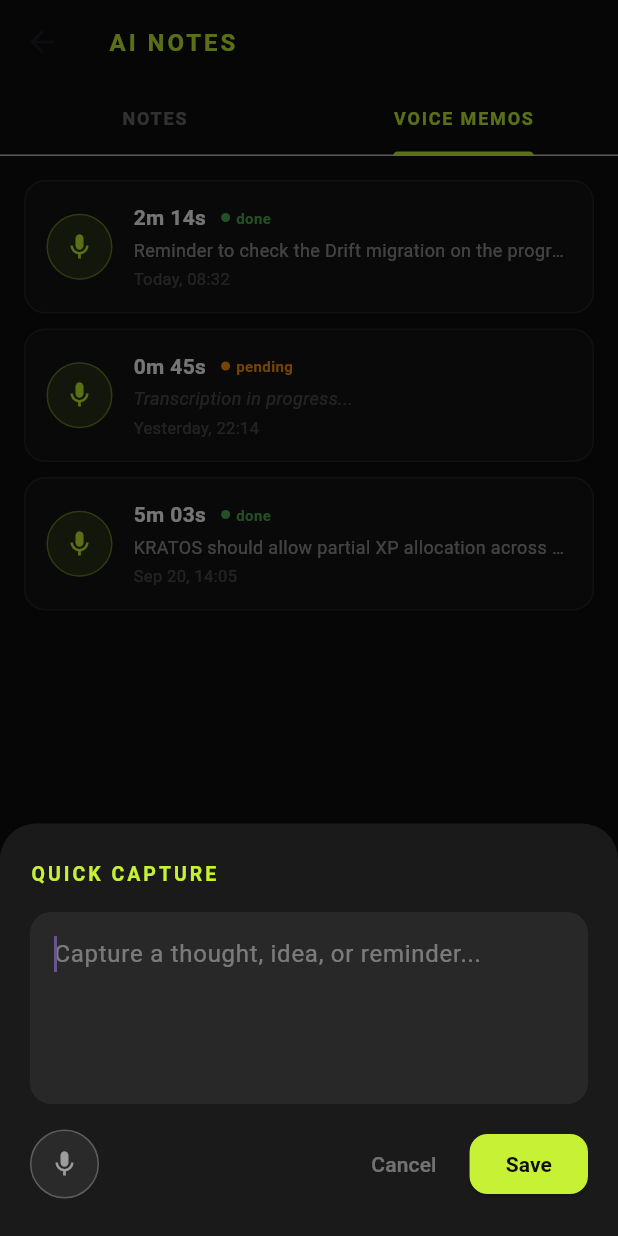
After one commit to hamzazuhur-wq/KRATOS, a Flutter app: the AiNotesScreen screen opened directly, tab 2 chosen, after a tap on the "add" icon, on a phone screen of 412 x 824 dp. The commit adds this screen. Run offline on Flutter 3.47's test engine with Material 3 defaults, Android fonts, the light colour scheme and no system bars; our stand-ins replace drift, drift_flutter; accounts and stored records are empty; generated files the repository leaves out were written again.

Commit message:
Wave 11: AI Notes, Voice Memos DAO, OmniRoute QuickCapture sheet, and transcription status UI

```diff
--- a/app/lib/data/drift/app_database.dart
+++ b/app/lib/data/drift/app_database.dart
@@ -17,6 +17,8 @@ import '../../features/tools/data/tools_dao.dart';
 import '../../features/sessions/data/sessions_dao.dart';
 import '../../features/activities/data/activities_dao.dart';
 import '../../features/projects/data/projects_dao.dart';
+import '../../features/notes/data/notes_dao.dart';
+import '../../features/notes/data/audio_dao.dart';
 
 part 'app_database.g.dart';
 
@@ -83,6 +85,8 @@ part 'app_database.g.dart';
     SessionsDao,
     ActivitiesDao,
     ProjectsDao,
+    NotesDao,
+    AudioDao,
   ],
 )
 class AppDatabase extends _$AppDatabase {
--- /dev/null
+++ b/app/lib/features/notes/data/audio_dao.dart
@@ -0,0 +1,67 @@
+// ignore_for_file: public_member_api_docs
+// Wave 11: Drift DAO for Audio (voice memos) and Achievements.
+// Voice memos: captured audio clips with transcription status.
+// Achievements: gamification badges awarded after XP milestones.
+
+import 'package:drift/drift.dart';
+
+import '../../../data/drift/app_database.dart';
+import '../../../data/drift/aux_tables.dart';
+
+part 'audio_dao.g.dart';
+
+@DriftAccessor(tables: [Audios, Achievements])
+class AudioDao extends DatabaseAccessor<AppDatabase> with _$AudioDaoMixin {
+  AudioDao(super.db);
+
+  // ─── Voice Memos ──────────────────────────────────────────────────────
+
+  Future<List<AudioData>> allAudios(String ownerId) =>
+      (select(db.audios)
+            ..where((a) => a.ownerId.equals(ownerId) & a.deletedAt.isNull())
+            ..orderBy([(a) => OrderingTerm.desc(a.capturedAt)]))
+          .get();
+
+  Future<List<AudioData>> audioForSession(String sessionId) =>
+      (select(db.audios)
+            ..where(
+                (a) => a.sessionId.equals(sessionId) & a.deletedAt.isNull())
+            ..orderBy([(a) => OrderingTerm.desc(a.capturedAt)]))
+          .get();
+
+  Future<void> upsert(AudiosCompanion companion) =>
+      into(db.audios).insertOnConflictUpdate(companion);
+
+  /// Update transcription text after cloud processing completes.
+  Future<void> updateTranscription(
+          String audioId, String text, String status) =>
+      (update(db.audios)..where((a) => a.id.equals(audioId))).write(
+        AudiosCompanion(
+          transcriptionText: Value(text),
+          transcriptionStatus: Value(status),
+          updatedAt: Value(DateTime.now().toUtc()),
+        ),
+      );
+
+  Future<void> softDelete(
+          String audioId, String deletedBy, String versionHlc) =>
+      (update(db.audios)..where((a) => a.id.equals(audioId))).write(
+        AudiosCompanion(
+          deletedAt: Value(DateTime.now().toUtc()),
+          deletedBy: Value(deletedBy),
+          versionHlc: Value(versionHlc),
+          updatedAt: Value(DateTime.now().toUtc()),
+        ),
+      );
+
+  // ─── Achievements ────────────────────────────────────────────────────
+
+  Future<List<AchievementData>> allAchievements(String ownerId) =>
+      (select(db.achievements)
+            ..where((a) => a.ownerId.equals(ownerId))
+            ..orderBy([(a) => OrderingTerm.desc(a.awardedAt)]))
+          .get();
+
+  Future<void> insertAchievement(AchievementsCompanion companion) =>
+      into(db.achievements).insert(companion);
+}
--- /dev/null
+++ b/app/lib/features/notes/data/notes_dao.dart
@@ -0,0 +1,75 @@
+// ignore_for_file: public_member_api_docs
+// Wave 11: Drift DAO for Notes and AI Artifacts.
+// Notes: pinnable rich-text entries linked to entities.
+// AiArtifacts: immutable AI interaction audit log.
+
+import 'package:drift/drift.dart';
+
+import '../../../data/drift/app_database.dart';
+import '../../../data/drift/aux_tables.dart';
+
+part 'notes_dao.g.dart';
+
+@DriftAccessor(tables: [Notes, AiArtifacts])
+class NotesDao extends DatabaseAccessor<AppDatabase> with _$NotesDaoMixin {
+  NotesDao(super.db);
+
+  // ─── Notes ──────────────────────────────────────────────────────────
+
+  Future<List<NoteData>> allNotes(String ownerId) =>
+      (select(db.notes)
+            ..where((n) => n.ownerId.equals(ownerId) & n.deletedAt.isNull())
+            ..orderBy([
+              (n) => OrderingTerm.desc(n.pinned),
+              (n) => OrderingTerm.desc(n.updatedAt),
+            ]))
+          .get();
+
+  Future<NoteData?> findNoteById(String id) =>
+      (select(db.notes)..where((n) => n.id.equals(id))).getSingleOrNull();
+
+  Future<void> upsertNote(NotesCompanion companion) =>
+      into(db.notes).insertOnConflictUpdate(companion);
+
+  Future<void> togglePin(String noteId, bool pinned, String versionHlc) =>
+      (update(db.notes)..where((n) => n.id.equals(noteId))).write(
+        NotesCompanion(
+          pinned: Value(pinned),
+          versionHlc: Value(versionHlc),
+          updatedAt: Value(DateTime.now().toUtc()),
+        ),
+      );
+
+  Future<void> softDeleteNote(
+          String noteId, String deletedBy, String versionHlc) =>
+      (update(db.notes)..where((n) => n.id.equals(noteId))).write(
+        NotesCompanion(
+          deletedAt: Value(DateTime.now().toUtc()),
+          deletedBy: Value(deletedBy),
+          versionHlc: Value(versionHlc),
+          updatedAt: Value(DateTime.now().toUtc()),
+        ),
+      );
+
+  // ─── AI Artifacts ────────────────────────────────────────────────────
+
+  /// All AI interactions for an owner (newest first).
+  Future<List<AiArtifactData>> allAiArtifacts(String ownerId) =>
+      (select(db.aiArtifacts)
+            ..where((a) => a.ownerId.equals(ownerId))
+            ..orderBy([(a) => OrderingTerm.desc(a.createdAt)]))
+          .get();
+
+  /// AI interactions related to a specific entity (e.g. a Goal or Task).
+  Future<List<AiArtifactData>> artifactsForEntity(
+          String entityId, String entityKind) =>
+      (select(db.aiArtifacts)
+            ..where((a) =>
+                a.relatedEntityId.equals(entityId) &
+                a.relatedEntityKind.equals(entityKind))
+            ..orderBy([(a) => OrderingTerm.desc(a.createdAt)]))
+          .get();
+
+  Future<void> insertAiArtifact(AiArtifactsCompanion companion) =>
+      into(db.aiArtifacts).insert(companion);
+}
--- /dev/null
+++ b/app/lib/features/notes/presentation/ai_notes_screen.dart
@@ -0,0 +1,488 @@
+// Wave 11: AI Notes & Voice Memos hub — Liquid Glass / Acid Lime.
+// OmniRoute: unified capture + notes + voice memo list.
+
+import 'package:flutter/material.dart';
+
+/// AI Notes hub — unified view for notes and voice memos.
+///
+/// Full implementation uses Riverpod [NotesNotifier] and [AudioNotifier]
+/// backed by [NotesDao] and [AudioDao]. This is the faithful UI prototype.
+class AiNotesScreen extends StatefulWidget {
+  const AiNotesScreen({super.key});
+
+  @override
+  State<AiNotesScreen> createState() => _AiNotesScreenState();
+}
+
+class _AiNotesScreenState extends State<AiNotesScreen>
+    with SingleTickerProviderStateMixin {
+  late final TabController _tabController;
+
+  @override
+  void initState() {
+    super.initState();
+    _tabController = TabController(length: 2, vsync: this);
+  }
+
+  @override
+  void dispose() {
+    _tabController.dispose();
+    super.dispose();
+  }
+
+  @override
+  Widget build(BuildContext context) {
+    return Scaffold(
+      backgroundColor: const Color(0xFF0D0D0D),
+      appBar: AppBar(
+        backgroundColor: Colors.transparent,
+        elevation: 0,
+        title: const Text(
+          'AI NOTES',
+          style: TextStyle(
+            color: Color(0xFFC6F135),
+            fontWeight: FontWeight.bold,
+            letterSpacing: 2.0,
+            fontSize: 16,
+          ),
+        ),
+        bottom: TabBar(
+          controller: _tabController,
+          indicatorColor: const Color(0xFFC6F135),
+          labelColor: const Color(0xFFC6F135),
+          unselectedLabelColor: Colors.white38,
+          labelStyle: const TextStyle(
+            fontWeight: FontWeight.bold,
+            letterSpacing: 1.2,
+            fontSize: 12,
+          ),
+          tabs: const [
+            Tab(text: 'NOTES'),
+            Tab(text: 'VOICE MEMOS'),
+          ],
+        ),
+      ),
+      body: TabBarView(
+        controller: _tabController,
+        children: const [
+          _NotesTab(),
+          _VoiceMemosTab(),
+        ],
+      ),
+      floatingActionButton: FloatingActionButton(
+        onPressed: () => _showQuickCaptureSheet(context),
+        backgroundColor: const Color(0xFFC6F135),
+        foregroundColor: const Color(0xFF0D0D0D),
+        child: const Icon(Icons.add),
+        tooltip: 'Quick Capture',
+      ),
+    );
+  }
+
+  void _showQuickCaptureSheet(BuildContext context) {
+    showModalBottomSheet<void>(
+      context: context,
+      backgroundColor: const Color(0xFF1A1A1A),
+      shape: const RoundedRectangleBorder(
+        borderRadius: BorderRadius.vertical(top: Radius.circular(24)),
+      ),
+      isScrollControlled: true,
+      builder: (_) => const _QuickCaptureSheet(),
+    );
+  }
+}
+
+// ---------------------------------------------------------------------------
+// _NotesTab
+// ---------------------------------------------------------------------------
+
+class _NotesTab extends StatelessWidget {
+  const _NotesTab();
+
+  @override
+  Widget build(BuildContext context) {
+    return ListView(
+      padding: const EdgeInsets.all(16),
+      children: const [
+        _NoteCard(
+          title: 'System Design Insights',
+          preview: 'CAP theorem applies when we need to choose between...',
+          isPinned: true,
+          timeAgo: '2h ago',
+          aiTag: 'AI Summary',
+        ),
+        SizedBox(height: 10),
+        _NoteCard(
+          title: 'KRATOS Architecture Notes',
+          preview: 'The XP ledger should be append-only with HLC timestamps...',
+          isPinned: false,
+          timeAgo: 'Yesterday',
+          aiTag: null,
+        ),
+        SizedBox(height: 10),
+        _NoteCard(
+          title: 'Morning Reflection',
+          preview: 'Today I need to focus on the sync engine and Supabase auth...',
+          isPinned: false,
+          timeAgo: '3 days ago',
+          aiTag: null,
+        ),
+      ],
+    );
+  }
+}
+
+class _NoteCard extends StatelessWidget {
+  final String title;
+  final String preview;
+  final bool isPinned;
+  final String timeAgo;
+  final String? aiTag;
+
+  const _NoteCard({
+    required this.title,
+    required this.preview,
+    required this.isPinned,
+    required this.timeAgo,
+    this.aiTag,
+  });
+
+  @override
+  Widget build(BuildContext context) {
+    return Container(
+      decoration: BoxDecoration(
+        color: isPinned
+            ? const Color(0xFFC6F135).withValues(alpha: 0.05)
+            : Colors.white.withValues(alpha: 0.03),
+        borderRadius: BorderRadius.circular(14),
+        border: Border.all(
+          color: isPinned
+              ? const Color(0xFFC6F135).withValues(alpha: 0.25)
+              : Colors.white.withValues(alpha: 0.07),
+        ),
+      ),
+      padding: const EdgeInsets.all(16),
+      child: Column(
+        crossAxisAlignment: CrossAxisAlignment.start,
+        children: [
+          Row(
+            children: [
+              if (isPinned) ...[
+                const Icon(Icons.push_pin,
+                    color: Color(0xFFC6F135), size: 14),
+                const SizedBox(width: 6),
+              ],
+              Expanded(
+                child: Text(
+                  title,
+                  style: const TextStyle(
+                    color: Colors.white,
+                    fontWeight: FontWeight.bold,
+                    fontSize: 14,
+                  ),
+                ),
+              ),
+              if (aiTag != null)
+                Container(
+                  padding: const EdgeInsets.symmetric(
+                      horizontal: 8, vertical: 3),
+                  decoration: BoxDecoration(
+                    color: const Color(0xFF7B68EE).withValues(alpha: 0.2),
+                    borderRadius: BorderRadius.circular(8),
+                  ),
+                  child: Text(
+                    aiTag!,
+                    style: const TextStyle(
+                      color: Color(0xFF7B68EE),
+                      fontSize: 10,
+                      fontWeight: FontWeight.bold,
+                    ),
+                  ),
+                ),
+            ],
+          ),
+          const SizedBox(height: 6),
+          Text(
+            preview,
+            maxLines: 2,
+            overflow: TextOverflow.ellipsis,
+            style: const TextStyle(color: Colors.white54, fontSize: 12),
+          ),
+          const SizedBox(height: 8),
+          Text(
+            timeAgo,
+            style: const TextStyle(color: Colors.white24, fontSize: 11),
+          ),
+        ],
+      ),
+    );
+  }
+}
+
+// ---------------------------------------------------------------------------
+// _VoiceMemosTab
+// ---------------------------------------------------------------------------
+
+class _VoiceMemosTab extends StatelessWidget {
+  const _VoiceMemosTab();
+
+  @override
+  Widget build(BuildContext context) {
+    return ListView(
+      padding: const EdgeInsets.all(16),
+      children: const [
+        _VoiceMemoTile(
+          durationLabel: '2m 14s',
+          capturedAt: 'Today, 08:32',
+          transcriptionStatus: 'done',
+          preview: 'Reminder to check the Drift migration on the progression...',
+        ),
+        SizedBox(height: 10),
+        _VoiceMemoTile(
+          durationLabel: '0m 45s',
+          capturedAt: 'Yesterday, 22:14',
+          transcriptionStatus: 'pending',
+          preview: null,
+        ),
+        SizedBox(height: 10),
+        _VoiceMemoTile(
+          durationLabel: '5m 03s',
+          capturedAt: 'Sep 20, 14:05',
+          transcriptionStatus: 'done',
+          preview: 'KRATOS should allow partial XP allocation across multiple life areas...',
+        ),
+      ],
+    );
+  }
+}
+
+class _VoiceMemoTile extends StatelessWidget {
+  final String durationLabel;
+  final String capturedAt;
+  final String transcriptionStatus; // 'done' | 'pending' | 'failed'
+  final String? preview;
+
+  const _VoiceMemoTile({
+    required this.durationLabel,
+    required this.capturedAt,
+    required this.transcriptionStatus,
+    this.preview,
+  });
+
+  Color get _statusColor {
+    switch (transcriptionStatus) {
+      case 'done':
+        return const Color(0xFF4CAF50);
+      case 'failed':
+        return const Color(0xFFFF3B30);
+      default:
+        return const Color(0xFFFF9500);
+    }
+  }
+
+  @override
+  Widget build(BuildContext context) {
+    return Container(
+      decoration: BoxDecoration(
+        color: Colors.white.withValues(alpha: 0.03),
+        borderRadius: BorderRadius.circular(14),
+        border: Border.all(color: Colors.white.withValues(alpha: 0.07)),
+      ),
+      padding: const EdgeInsets.all(14),
+      child: Row(
+        children: [
+          Container(
+            width: 44,
+            height: 44,
+            decoration: BoxDecoration(
+              color: const Color(0xFFC6F135).withValues(alpha: 0.12),
+              shape: BoxShape.circle,
+              border: Border.all(
+                  color: const Color(0xFFC6F135).withValues(alpha: 0.4)),
+            ),
+            child: const Icon(Icons.mic,
+                color: Color(0xFFC6F135), size: 20),
+          ),
+          const SizedBox(width: 14),
+          Expanded(
+            child: Column(
+              crossAxisAlignment: CrossAxisAlignment.start,
+              children: [
+                Row(
+                  children: [
+                    Text(
+                      durationLabel,
+                      style: const TextStyle(
+                        color: Colors.white,
+                        fontWeight: FontWeight.bold,
+                        fontSize: 14,
+                      ),
+                    ),
+                    const SizedBox(width: 10),
+                    Container(
+                      width: 6,
+                      height: 6,
+                      decoration: BoxDecoration(
+                          color: _statusColor, shape: BoxShape.circle),
+                    ),
+                    const SizedBox(width: 4),
+                    Text(
+                      transcriptionStatus,
+                      style: TextStyle(
+                          color: _statusColor,
+                          fontSize: 10,
+                          fontWeight: FontWeight.bold),
+                    ),
+                  ],
+                ),
+                const SizedBox(height: 3),
+                if (preview != null)
+                  Text(
+                    preview!,
+                    maxLines: 1,
+                    overflow: TextOverflow.ellipsis,
+                    style:
+                        const TextStyle(color: Colors.white54, fontSize: 12),
+                  )
+                else
+                  const Text(
+                    'Transcription in progress...',
+                    style: TextStyle(
+                        color: Colors.white24,
+                        fontSize: 12,
+                        fontStyle: FontStyle.italic),
+                  ),
+                const SizedBox(height: 3),
+                Text(
+                  capturedAt,
+                  style:
+                      const TextStyle(color: Colors.white24, fontSize: 11),
+                ),
+              ],
+            ),
+          ),
+        ],
+      ),
+    );
+  }
+}
+
+// ---------------------------------------------------------------------------
+// _QuickCaptureSheet — OmniRoute quick entry
+// ---------------------------------------------------------------------------
+
+class _QuickCaptureSheet extends StatefulWidget {
+  const _QuickCaptureSheet();
+
+  @override
+  State<_QuickCaptureSheet> createState() => _QuickCaptureSheetState();
+}
+
+class _QuickCaptureSheetState extends State<_QuickCaptureSheet> {
+  final _controller = TextEditingController();
+  bool _isRecording = false;
+
+  @override
+  void dispose() {
+    _controller.dispose();
+    super.dispose();
+  }
+
+  @override
+  Widget build(BuildContext context) {
+    return Padding(
+      padding: EdgeInsets.only(
+        left: 20,
+        right: 20,
+        top: 24,
+        bottom: MediaQuery.of(context).viewInsets.bottom + 24,
+      ),
+      child: Column(
+        mainAxisSize: MainAxisSize.min,
+        crossAxisAlignment: CrossAxisAlignment.start,
+        children: [
+          const Text(
+            'QUICK CAPTURE',
+            style: TextStyle(
+              color: Color(0xFFC6F135),
+              fontWeight: FontWeight.bold,
+              letterSpacing: 2.0,
+              fontSize: 13,
+            ),
+          ),
+          const SizedBox(height: 16),
+          TextField(
+            controller: _controller,
+            autofocus: true,
+            maxLines: 4,
+            style: const TextStyle(color: Colors.white),
+            decoration: InputDecoration(
+              hintText: 'Capture a thought, idea, or reminder...',
+              hintStyle: const TextStyle(color: Colors.white38),
+              filled: true,
+              fillColor: Colors.white.withValues(alpha: 0.06),
+              border: OutlineInputBorder(
+                borderRadius: BorderRadius.circular(14),
+                borderSide: BorderSide.none,
+              ),
+            ),
+          ),
+          const SizedBox(height: 16),
+          Row(
+            children: [
+              // Voice memo button
+              GestureDetector(
+                onTap: () => setState(() => _isRecording = !_isRecording),
+                child: Container(
+                  padding: const EdgeInsets.all(12),
+                  decoration: BoxDecoration(
+                    color: _isRecording
+                        ? const Color(0xFFFF3B30).withValues(alpha: 0.15)
+                        : Colors.white.withValues(alpha: 0.07),
+                    shape: BoxShape.circle,
+                    border: Border.all(
+                      color: _isRecording
+                          ? const Color(0xFFFF3B30)
+                          : Colors.white24,
+                    ),
+                  ),
+                  child: Icon(
+                    _isRecording ? Icons.stop : Icons.mic,
+                    color: _isRecording
+                        ? const Color(0xFFFF3B30)
+                        : Colors.white54,
+                    size: 20,
+                  ),
+                ),
+              ),
+              const Spacer(),
+              TextButton(
+                onPressed: () => Navigator.of(context).pop(),
+                child: const Text('Cancel',
+                    style: TextStyle(color: Colors.white38)),
+              ),
+              const SizedBox(width: 10),
+              ElevatedButton(
+                onPressed: () {
+                  // TODO(Wave 11): save note via NotesDao
+                  Navigator.of(context).pop();
+                },
+                style: ElevatedButton.styleFrom(
+                  backgroundColor: const Color(0xFFC6F135),
+                  foregroundColor: const Color(0xFF0D0D0D),
+                  shape: RoundedRectangleBorder(
+                    borderRadius: BorderRadius.circular(12),
+                  ),
+                ),
+                child: const Text(
+                  'Save',
+                  style: TextStyle(fontWeight: FontWeight.bold),
+                ),
+              ),
+            ],
+          ),
+        ],
+      ),
+    );
+  }
+}
```
